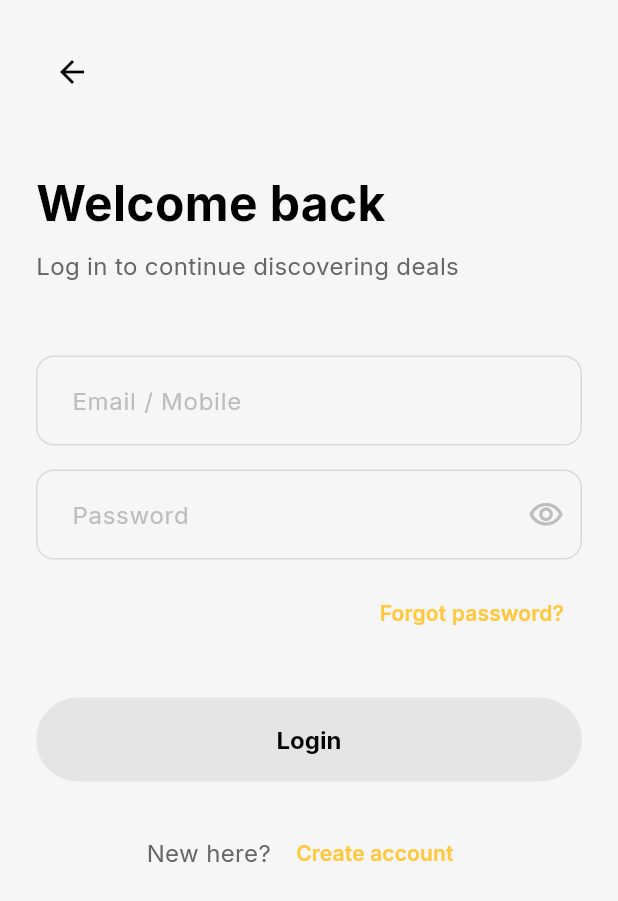
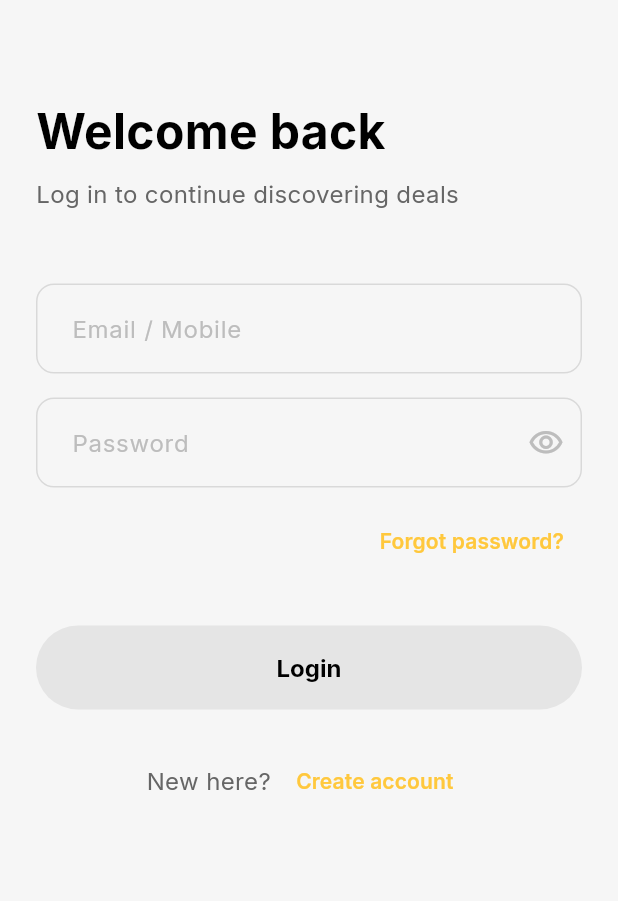
Before and after one commit to priyanshu230704/DiscountBuddy-App, a Flutter app: the LoginPage screen opened by its route, on a phone screen of 412 x 824 dp. Shown: the top 901 px of the screen. Run offline on Flutter 3.47's test engine with Material 3 defaults, Android fonts, the light colour scheme and no system bars; our stand-ins replace cached_network_image, flutter_secure_storage, geocoding, geolocator, google_fonts, google_maps_flutter and 1 more; accounts and stored records are empty; network calls fail.

```diff
--- a/lib/pages/auth/login_page.dart
+++ b/lib/pages/auth/login_page.dart
@@ -110,16 +110,6 @@ class _LoginPageState extends State<LoginPage> {
                 children: [
                   const SizedBox(height: 24),
                   // Back Arrow
-                  Align(
-                    alignment: Alignment.centerLeft,
-                    child: IconButton(
-                      icon: const Icon(
-                        Icons.arrow_back,
-                        color: AuthTheme.textPrimary,
-                      ),
-                      onPressed: () => Navigator.pop(context),
-                    ),
-                  ),
                   const SizedBox(height: 40),
 
                   // Large Heading
```
Also changed, not shown: pubspec.lock, 10 other files.
